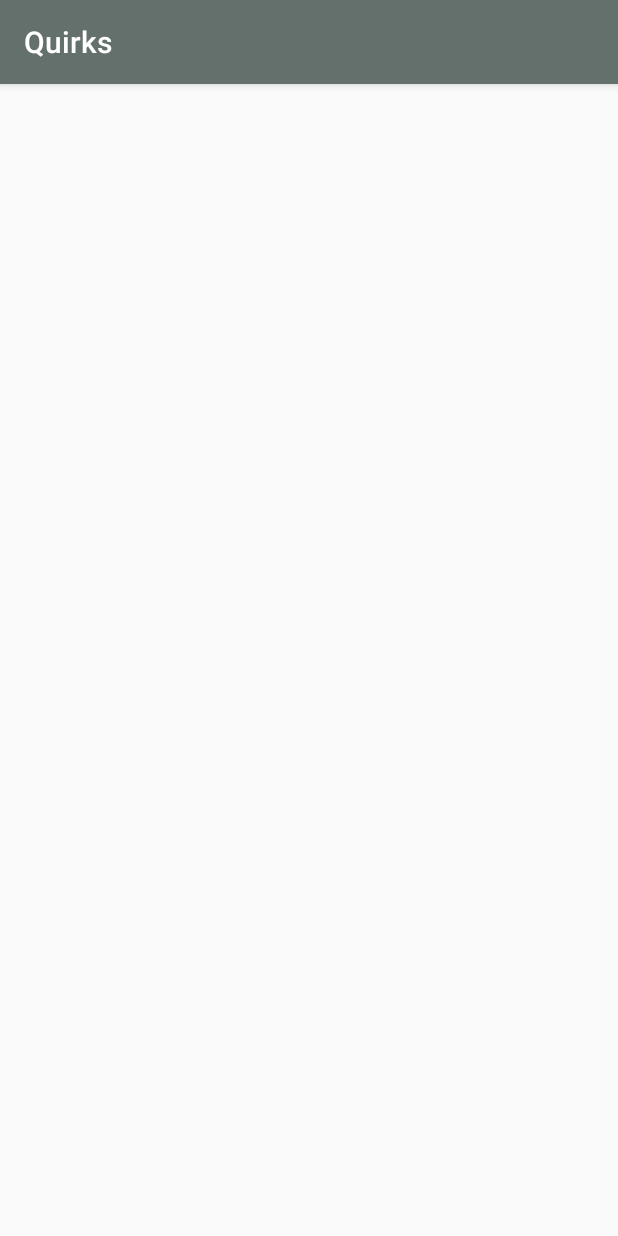
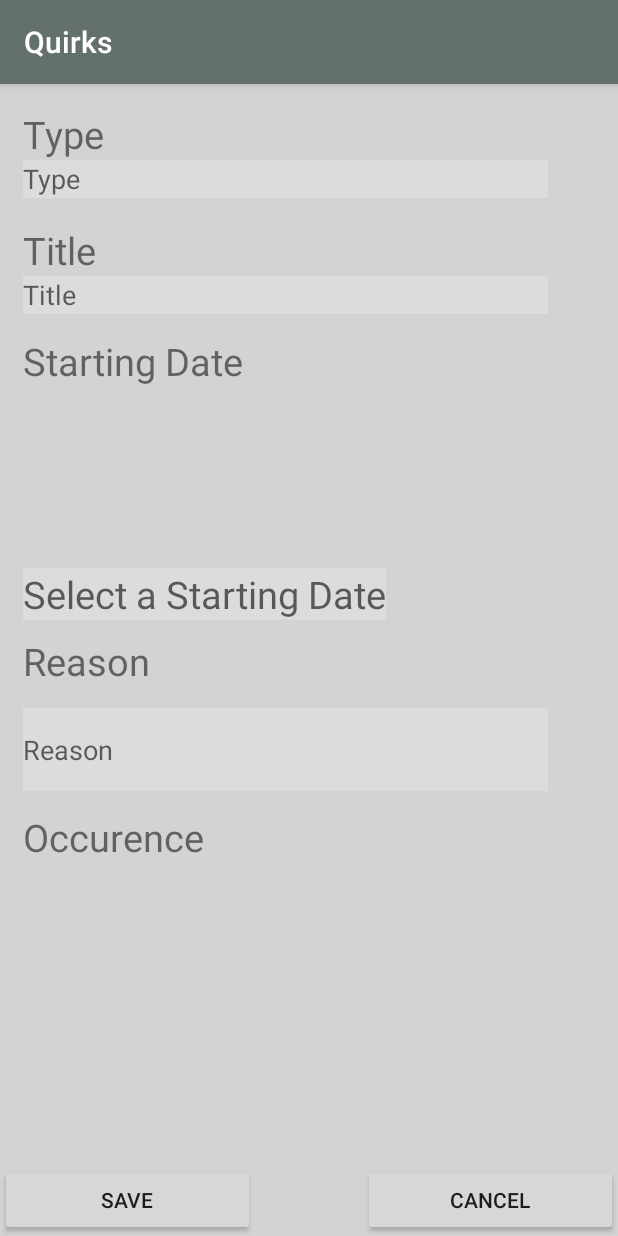
Before and after one commit to ahnguyen03/Quirks, an Android app: the AddQuirkActivity screen opened directly, with no data from a screen before it, on a phone screen of 412 x 824 dp. Run offline under Robolectric (Android 15) with nearby library versions, the phone set to English and light mode, and no system bars.

Commit message:
quirk add layout still need occurence

```diff
--- a/app/src/main/res/layout/activity_add_quirk.xml
+++ b/app/src/main/res/layout/activity_add_quirk.xml
@@ -4,6 +4,131 @@
     xmlns:tools="http://schemas.android.com/tools"
     android:layout_width="match_parent"
     android:layout_height="match_parent"
+    android:background="@color/background"
     tools:context="cmput301f17t12.quirks.Activities.AddQuirkActivity">
 
+    <RelativeLayout
+        android:layout_width="fill_parent"
+        android:layout_height="fill_parent"
+        tools:layout_editor_absoluteX="2dp"
+        app:layout_constraintTop_toTopOf="parent"
+        android:layout_marginTop="2dp">
+
+
+        <TextView
+            android:id="@+id/textViewSelDate"
+            android:layout_width="wrap_content"
+            android:layout_height="wrap_content"
+            android:layout_above="@+id/textViewReason"
+            android:layout_alignStart="@+id/textViewStartDate"
+            android:layout_marginBottom="10dp"
+            android:background="@color/backgroundlight"
+            android:hint="Select a Starting Date"
+            android:textSize="25sp" />
+
+        <TextView
+            android:id="@+id/textViewOccurence"
+            android:layout_width="wrap_content"
+            android:layout_height="wrap_content"
+            android:layout_alignStart="@+id/editTextReason"
+            android:layout_below="@+id/editTextReason"
+            android:layout_marginTop="13dp"
+            android:text="Occurence"
+            android:textSize="25sp" />
+
+        <EditText
+            android:id="@+id/editTextReason"
+            android:layout_width="350dp"
+            android:layout_height="55dp"
+            android:layout_alignStart="@+id/textViewReason"
+            android:layout_below="@+id/textViewReason"
+            android:layout_marginTop="14dp"
+            android:background="@color/backgroundlight"
+            android:ems="10"
+            android:hint="Reason"
+            android:inputType="textPersonName" />
+
+        <TextView
+            android:id="@+id/textViewReason"
+            android:layout_width="wrap_content"
+            android:layout_height="wrap_content"
+            android:text="Reason"
+            android:textSize="25sp"
+            android:layout_centerVertical="true"
+            android:layout_alignStart="@+id/textViewSelDate" />
+
+        <EditText
+            android:id="@+id/editTitle"
+            android:layout_width="350dp"
+            android:layout_height="25dp"
+            android:background="@color/backgroundlight"
+            android:ems="10"
+            android:hint="Title"
+            android:inputType="textPersonName"
+            android:layout_below="@+id/textViewTitle"
+            android:layout_alignStart="@+id/textViewTitle" />
+
+        <Button
+            android:id="@+id/Cancelbut"
+            android:layout_width="170dp"
+            android:layout_height="wrap_content"
+            android:layout_alignParentBottom="true"
+            android:layout_alignParentEnd="true"
+            android:onClick="cancelButtonClicked"
+            android:text="Cancel" />
+
+        <Button
+            android:id="@+id/SaveBut"
+            android:layout_width="170dp"
+            android:layout_height="wrap_content"
+            android:layout_alignParentBottom="true"
+            android:layout_alignParentStart="true"
+            android:onClick="saveButtonClicked"
+            android:text="Save" />
+
+        <TextView
+            android:id="@+id/textViewType"
+            android:layout_width="wrap_content"
+            android:layout_height="wrap_content"
+            android:layout_alignParentStart="true"
+            android:layout_alignParentTop="true"
+            android:layout_marginStart="15dp"
+            android:layout_marginTop="14dp"
+            android:text="Type"
+            android:textSize="25sp" />
+
+        <TextView
+            android:id="@+id/textViewTitle"
+            android:layout_width="wrap_content"
+            android:layout_height="wrap_content"
+            android:layout_alignStart="@+id/editTextType"
+            android:layout_below="@+id/editTextType"
+            android:layout_marginTop="17dp"
+            android:text="Title"
+            android:textSize="25sp" />
+
+        <TextView
+            android:id="@+id/textViewStartDate"
+            android:layout_width="wrap_content"
+            android:layout_height="wrap_content"
+            android:layout_alignStart="@+id/editTitle"
+            android:layout_below="@+id/editTitle"
+            android:layout_marginTop="14dp"
+            android:text="Starting Date"
+            android:textSize="25sp" />
+
+        <EditText
+            android:id="@+id/editTextType"
+            android:layout_width="350dp"
+            android:layout_height="25dp"
+            android:layout_alignStart="@+id/textViewType"
+            android:layout_below="@+id/textViewType"
+            android:background="@color/backgroundlight"
+            android:ems="10"
+            android:hint="Type"
+            android:inputType="textPersonName" />
+
+
+    </RelativeLayout>
+
 </android.support.constraint.ConstraintLayout>
```
